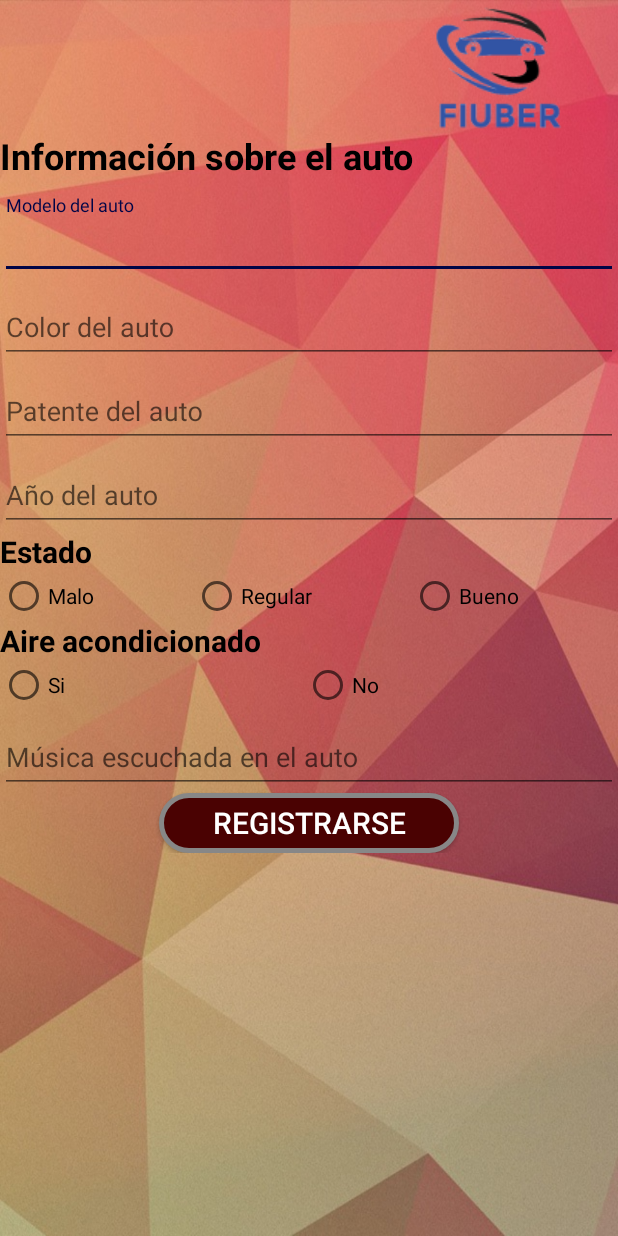
After one commit to Franverri/android, an Android app: the RegisterCarActivity screen opened directly, with no data from a screen before it, on a phone screen of 412 x 824 dp. The commit adds this screen. Run offline under Robolectric (Android 15) with nearby library versions, the phone set to English and light mode, and no system bars.

Commit message:
Pantalla para registrar auto nuevo

```diff
--- a/FIUBER/app/src/main/java/com/taller/fiuber/InterfazRest.java
+++ b/FIUBER/app/src/main/java/com/taller/fiuber/InterfazRest.java
@@ -54,9 +54,10 @@ abstract public class InterfazRest {
                 HttpPost post = new HttpPost(URL);
 
                 post.setHeader("Content-type", "application/json");
+                if(!token.isEmpty()){
+                    post.setHeader("Authorization:","Bearer "+token);
+                }
 
-                //if(!token.isEmpty())
-                //   post.setHeader("Authorization:","Basic "+token);
 
                 try
                 {
--- a/FIUBER/app/src/main/java/com/taller/fiuber/LoginActivity.java
+++ b/FIUBER/app/src/main/java/com/taller/fiuber/LoginActivity.java
@@ -200,6 +200,7 @@ public class LoginActivity extends HashFunction  {
                     Log.v(TAG, "Tipo  : "+strTipo);
                     String strIDusr = respuesta.getString("id");
                     Log.v(TAG, "ID Usr: "+strIDusr);
+                    editorShared.putString("token", strToken);
                     editorShared.putBoolean("logueado", true);
                     editorShared.putString("tipo", strTipo);
                     editorShared.putString("ID", strIDusr);
@@ -207,6 +208,9 @@ public class LoginActivity extends HashFunction  {
 
                     //Obtengo los datos del usuario logueado
                     cargarDatosUsuario(strIDusr);
+
+                    //Almaceno el token del usuario
+                    sharedServer.configurarTokenAutenticacion(strToken);
 
                     if(Objects.equals(strTipo, "driver")){
                         goMainChofer();
--- /dev/null
+++ b/FIUBER/app/src/main/java/com/taller/fiuber/RegisterCarActivity.java
@@ -0,0 +1,78 @@
+package com.taller.fiuber;
+
+import android.support.v7.app.AppCompatActivity;
+import android.os.Bundle;
+import android.util.Log;
+import android.view.View;
+import android.widget.Button;
+import android.widget.EditText;
+import android.widget.RadioGroup;
+
+public class RegisterCarActivity extends AppCompatActivity {
+
+    private static final String TAG = "RegisterAutoActivity";
+
+    private EditText modeloAuto;
+    private EditText colorAuto;
+    private EditText patenteAuto;
+    private EditText añoAuto;
+    private String estadoAuto;
+    private boolean aireAcondicionado;
+    private EditText musicaAuto;
+
+    @Override
+    protected void onCreate(Bundle savedInstanceState) {
+        super.onCreate(savedInstanceState);
+        setContentView(R.layout.activity_register_car);
+
+        modeloAuto = (EditText) findViewById(R.id.reg_auto_modeloAuto);
+        colorAuto = (EditText) findViewById(R.id.reg_auto_colorAuto);
+        patenteAuto = (EditText) findViewById(R.id.reg_auto_patenteAuto);
+        añoAuto = (EditText) findViewById(R.id.reg_auto_anioAuto);
+        musicaAuto = (EditText) findViewById(R.id.reg_auto_musicaAuto);
+
+        //Maneja la información del estado del auto según el boton que clickee
+        RadioGroup radioGroupEstado = (RadioGroup) findViewById(R.id.reg_auto_estado_grupo);
+        radioGroupEstado.setOnCheckedChangeListener(new RadioGroup.OnCheckedChangeListener()
+        {
+            @Override
+            public void onCheckedChanged(RadioGroup group, int checkedId) {
+                // checkedId is the RadioButton selected
+                switch (checkedId){
+                    case R.id.reg_auto_estado1:
+                        estadoAuto = "Malo";
+                        break;
+                    case R.id.reg_auto_estado2:
+                        estadoAuto = "Regular";
+                        break;
+                    case R.id.reg_auto_estado3:
+                        estadoAuto = "Bueno";
+                        break;
+                }
+            }
+        });
+
+        Button btnGuardar = (Button) findViewById(R.id.reg_auto_btn_registrarse);
+        btnGuardar.setOnClickListener(new View.OnClickListener() {
+            @Override
+            public void onClick(View view) {
+                String strModeloAuto = modeloAuto.getText().toString();
+                String strColorAuto = colorAuto.getText().toString();
+                String strPatenteAuto = patenteAuto.getText().toString();
+                String strAñoAuto = añoAuto.getText().toString();
+                String strMusicaAuto = musicaAuto.getText().toString();
+
+                Log.v(TAG, "Modelo     : "+strModeloAuto);
+                Log.v(TAG, "Color      : "+strColorAuto);
+                Log.v(TAG, "Patente    : "+strPatenteAuto);
+                Log.v(TAG, "Año        : "+strAñoAuto);
+                Log.v(TAG, "Estado     : "+estadoAuto);
+                Log.v(TAG, "Aire       : "+aireAcondicionado);
+                Log.v(TAG, "Música     : "+strMusicaAuto);
+
+                //registrarAutoEnServidor();
+
+            }
+        });
+    }
+}
--- /dev/null
+++ b/FIUBER/app/src/main/res/layout/activity_register_car.xml
@@ -0,0 +1,188 @@
+<LinearLayout xmlns:android="http://schemas.android.com/apk/res/android"
+    xmlns:app="http://schemas.android.com/apk/res-auto"
+    xmlns:tools="http://schemas.android.com/tools"
+    android:layout_width="match_parent"
+    android:layout_height="match_parent"
+    android:background="@drawable/choferregistro"
+    android:orientation="vertical">
+
+    <ImageView
+        android:id="@+id/logo"
+        android:layout_width="wrap_content"
+        android:layout_height="wrap_content"
+        android:layout_marginStart="280dp"
+        app:srcCompat="@drawable/logochico"
+        tools:ignore="ContentDescription" />
+
+    <ScrollView
+        android:layout_width="match_parent"
+        android:layout_height="match_parent">
+
+        <LinearLayout
+            android:id="@+id/register_auto_login_form"
+            android:layout_width="match_parent"
+            android:layout_height="wrap_content"
+            android:orientation="vertical">
+
+            <TextView
+                android:id="@+id/reg_auto_info_auto"
+                android:layout_width="match_parent"
+                android:layout_height="wrap_content"
+                android:paddingBottom="10dp"
+                android:text="@string/info_auto"
+                android:textAlignment="viewStart"
+                android:textAllCaps="false"
+                android:textColor="@android:color/black"
+                android:textSize="24sp"
+                android:textStyle="bold" />
+
+            <android.support.design.widget.TextInputLayout
+                android:layout_width="match_parent"
+                android:layout_height="wrap_content">
+
+                <EditText
+                    android:id="@+id/reg_auto_modeloAuto"
+                    android:layout_width="match_parent"
+                    android:layout_height="wrap_content"
+                    android:hint="@string/register_in_modelo"
+                    android:maxLines="1" />
+
+            </android.support.design.widget.TextInputLayout>
+
+            <android.support.design.widget.TextInputLayout
+                android:layout_width="match_parent"
+                android:layout_height="wrap_content">
+
+                <EditText
+                    android:id="@+id/reg_auto_colorAuto"
+                    android:layout_width="match_parent"
+                    android:layout_height="wrap_content"
+                    android:hint="@string/register_in_color"
+                    android:maxLines="1" />
+
+            </android.support.design.widget.TextInputLayout>
+
+            <android.support.design.widget.TextInputLayout
+                android:layout_width="match_parent"
+                android:layout_height="wrap_content">
+
+                <EditText
+                    android:id="@+id/reg_auto_patenteAuto"
+                    android:layout_width="match_parent"
+                    android:layout_height="wrap_content"
+                    android:hint="@string/register_in_patente"
+                    android:maxLines="1" />
+
+            </android.support.design.widget.TextInputLayout>
+
+            <android.support.design.widget.TextInputLayout
+                android:layout_width="match_parent"
+                android:layout_height="wrap_content">
+
+                <EditText
+                    android:id="@+id/reg_auto_anioAuto"
+                    android:layout_width="match_parent"
+                    android:layout_height="wrap_content"
+                    android:hint="@string/register_in_anio"
+                    android:maxLines="1" />
+
+            </android.support.design.widget.TextInputLayout>
+
+            <TextView
+                android:id="@+id/reg_auto_estado"
+                android:layout_width="match_parent"
+                android:layout_height="wrap_content"
+                android:text="@string/register_estado"
+                android:textAlignment="viewStart"
+                android:textAllCaps="false"
+                android:textColor="@android:color/black"
+                android:textSize="20sp"
+                android:textStyle="bold" />
+
+            <RadioGroup
+                android:id="@+id/reg_auto_estado_grupo"
+                android:layout_width="match_parent"
+                android:layout_height="match_parent"
+                android:orientation="horizontal">
+
+                <RadioButton
+                    android:id="@+id/reg_auto_estado1"
+                    android:layout_width="wrap_content"
+                    android:layout_height="wrap_content"
+                    android:layout_weight="1"
+                    android:text="@string/estado1" />
+
+                <RadioButton
+                    android:id="@+id/reg_auto_estado2"
+                    android:layout_width="wrap_content"
+                    android:layout_height="wrap_content"
+                    android:layout_weight="1"
+                    android:text="@string/estado2" />
+
+                <RadioButton
+                    android:id="@+id/reg_auto_estado3"
+                    android:layout_width="wrap_content"
+                    android:layout_height="wrap_content"
+                    android:layout_weight="1"
+                    android:text="@string/estado3" />
+            </RadioGroup>
+
+            <TextView
+                android:id="@+id/reg_auto_aire"
+                android:layout_width="match_parent"
+                android:layout_height="wrap_content"
+                android:text="@string/register_aire"
+                android:textAlignment="viewStart"
+                android:textAllCaps="false"
+                android:textColor="@android:color/black"
+                android:textSize="20sp"
+                android:textStyle="bold" />
+
+            <RadioGroup
+                android:id="@+id/reg_auto_aire_grupo"
+                android:layout_width="match_parent"
+                android:layout_height="match_parent"
+                android:orientation="horizontal">
+
+                <RadioButton
+                    android:id="@+id/reg_auto_aire_si"
+                    android:layout_width="wrap_content"
+                    android:layout_height="wrap_content"
+                    android:layout_weight="1"
+                    android:text="@string/si" />
+
+                <RadioButton
+                    android:id="@+id/reg_auto_aire_no"
+                    android:layout_width="wrap_content"
+                    android:layout_height="wrap_content"
+                    android:layout_weight="1"
+                    android:text="@string/no" />
+            </RadioGroup>
+
+            <android.support.design.widget.TextInputLayout
+                android:layout_width="match_parent"
+                android:layout_height="wrap_content">
+
+                <EditText
+                    android:id="@+id/reg_auto_musicaAuto"
+                    android:layout_width="match_parent"
+                    android:layout_height="wrap_content"
+                    android:hint="@string/register_in_musica"
+                    android:maxLines="1" />
+
+            </android.support.design.widget.TextInputLayout>
+
+            <Button
+                android:id="@+id/reg_auto_btn_registrarse"
+                android:layout_width="200dp"
+                android:layout_height="40dp"
+                android:background="@drawable/buttonshapechofer"
+                android:text="@string/register_btn"
+                android:textColor="#FFFFFF"
+                android:textSize="20sp"
+                android:layout_gravity="center"/>
+
+
+        </LinearLayout>
+    </ScrollView>
+</LinearLayout>
```
Also changed, not shown: FIUBER/app/src/main/AndroidManifest.xml (+10 -7 lines), FIUBER/app/src/main/java/com/taller/fiuber/CarsActivity.java (+7 -0 lines), FIUBER/app/src/main/java/com/taller/fiuber/ChatActivity.java (+101 -0 lines), FIUBER/app/src/main/java/com/taller/fiuber/MainChoferActivity.java (+6 -2 lines), FIUBER/app/src/main/java/com/taller/fiuber/MapsActivity.java (+5 -3 lines).
